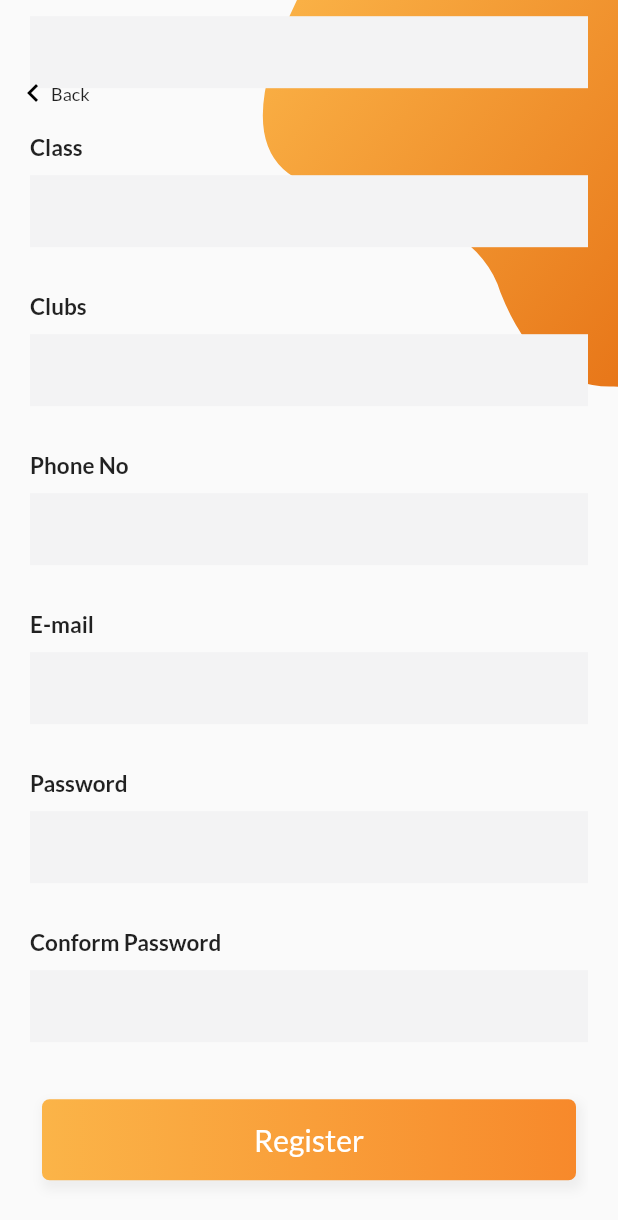
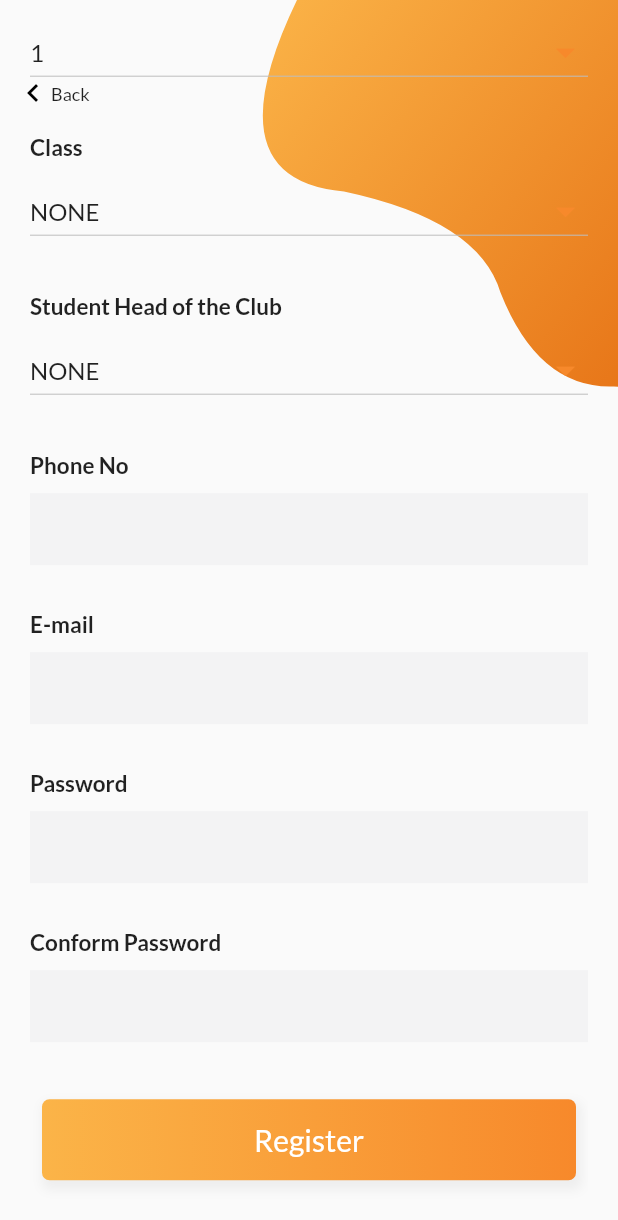
Before and after one commit to theAldrin/College_Event_Request_Manager, a Flutter app: the Student_registration screen opened directly, scrolled down 489 dp, after a tap on "Register", on a phone screen of 412 x 824 dp. Shown: the top 1220 px of the screen. Run offline on Flutter 3.47's test engine with Material 2 defaults, Android fonts, the phone set to English and light mode, and no system bars; our stand-ins replace cloud_firestore, firebase_auth, firebase_core, flutter_datetime_picker_bdaya, google_fonts, syncfusion_flutter_calendar; missing offline and left inert: rolling_bottom_bar; accounts and stored records are empty.

Commit message:
Faculty registration,Student registration updated

```diff
--- a/lib/faculty_registration.dart
+++ b/lib/faculty_registration.dart
@@ -312,7 +312,7 @@
                         DropdownButton<String>(
                           isExpanded: true,
                           iconEnabledColor: Color(0xfff7892b),
-                          iconSize: 60,
+                          iconSize: 30,
                           value: department,
                           items: departmentList
                               .map<DropdownMenuItem<String>>((String value) {
@@ -373,7 +373,7 @@
                         DropdownButton<String>(
                           isExpanded: true,
                           iconEnabledColor: Color(0xfff7892b),
-                          iconSize: 60,
+                          iconSize: 30,
                           value: club,
                           items: clubsList
                               .map<DropdownMenuItem<String>>((String value) {
--- a/lib/student_registration.dart
+++ b/lib/student_registration.dart
@@ -146,7 +146,7 @@
               'Department': department,
               'Class': clas,
               'Year': year,
-              'Clubs': clubs,
+              'Clubs': club,
               'Phone No': phoneno,
             });
             showDialog(
@@ -212,17 +212,59 @@
     );
   }
 
-  //String? _selectedOption = 'STUDENT';
+  List<String> clubsList = ['NONE'];
+  void getallClubs() async {
+    final facultyData = await _firestore.collection('Clubs').get();
+    final faculties = facultyData.docs;
+    for (var faculty1 in faculties) {
+      setState(() {
+        clubsList.add(faculty1.data()['Name']);
+      });
+    }
+  }
+
+  List<String> departmentList = ['NONE'];
+  void getallDepartments() async {
+    final facultyData = await _firestore.collection('Departments').get();
+    final faculties = facultyData.docs;
+    for (var faculty1 in faculties) {
+      setState(() {
+        departmentList.add(faculty1.data()['Name']);
+      });
+    }
+  }
+
+  List<String> classList = ['NONE'];
+  void getallClass() async {
+    final facultyData = await _firestore.collection('Venues').get();
+    final faculties = facultyData.docs;
+    for (var faculty1 in faculties) {
+      if (faculty1.data()['Type'] == 'CLASS') {
+        setState(() {
+          classList.add(faculty1.data()['Name']);
+        });
+      }
+    }
+  }
+
+  @override
+  void initState() {
+    super.initState();
+    getallClubs();
+    getallDepartments();
+    getallClass();
+  }
 
   late String email,
       password,
       cnfPassword,
       name,
-      department,
-      year,
-      clas,
-      clubs,
+      department = 'NONE',
+      year = '1',
+      clas = 'NONE',
+      club = 'NONE',
       phoneno;
+  List<String> years = ['1', '2', '3', '4', '5'];
   final _auth = FirebaseAuth.instance;
   @override
   Widget build(BuildContext context) {
@@ -284,14 +326,25 @@
                         SizedBox(
                           height: 10,
                         ),
-                        TextField(
-                            onChanged: (value) {
-                              department = value;
-                            },
-                            decoration: InputDecoration(
-                                border: InputBorder.none,
-                                fillColor: Color(0xfff3f3f4),
-                                filled: true))
+                        DropdownButton<String>(
+                          isExpanded: true,
+                          iconEnabledColor: Color(0xfff7892b),
+                          iconSize: 30,
+                          value: department,
+                          items: departmentList
+                              .map<DropdownMenuItem<String>>((String value) {
+                            return DropdownMenuItem<String>(
+                              value: value,
+                              child: Text(value),
+                            );
+                          }).toList(),
+                          onChanged: (String? newValue) {
+                            // Change function parameter to nullable string
+                            setState(() {
+                              department = newValue!;
+                            });
+                          },
+                        ),
                       ],
                     ),
                   ),
@@ -309,14 +362,25 @@
                         SizedBox(
                           height: 10,
                         ),
-                        TextField(
-                            onChanged: (value) {
-                              year = value;
-                            },
-                            decoration: InputDecoration(
-                                border: InputBorder.none,
-                                fillColor: Color(0xfff3f3f4),
-                                filled: true))
+                        DropdownButton<String>(
+                          isExpanded: true,
+                          iconEnabledColor: Color(0xfff7892b),
+                          iconSize: 30,
+                          value: year,
+                          items: years
+                              .map<DropdownMenuItem<String>>((String value) {
+                            return DropdownMenuItem<String>(
+                              value: value,
+                              child: Text(value),
+                            );
+                          }).toList(),
+                          onChanged: (String? newValue) {
+                            // Change function parameter to nullable string
+                            setState(() {
+                              year = newValue!;
+                            });
+                          },
+                        ),
                       ],
                     ),
                   ),
@@ -334,14 +398,25 @@
                         SizedBox(
                           height: 10,
                         ),
-                        TextField(
-                            onChanged: (value) {
-                              clas = value;
-                            },
-                            decoration: InputDecoration(
-                                border: InputBorder.none,
-                                fillColor: Color(0xfff3f3f4),
-                                filled: true))
+                        DropdownButton<String>(
+                          isExpanded: true,
+                          iconEnabledColor: Color(0xfff7892b),
+                          iconSize: 30,
+                          value: clas,
+                          items: classList
+                              .map<DropdownMenuItem<String>>((String value) {
+                            return DropdownMenuItem<String>(
+                              value: value,
+                              child: Text(value),
+                            );
+                          }).toList(),
+                          onChanged: (String? newValue) {
+                            // Change function parameter to nullable string
+                            setState(() {
+                              clas = newValue!;
+                            });
+                          },
+                        ),
                       ],
                     ),
                   ),
@@ -352,21 +427,32 @@
                       crossAxisAlignment: CrossAxisAlignment.start,
                       children: <Widget>[
                         Text(
-                          'Clubs',
+                          'Student Head of the Club',
                           style: TextStyle(
                               fontWeight: FontWeight.bold, fontSize: 15),
                         ),
                         SizedBox(
                           height: 10,
                         ),
-                        TextField(
-                            onChanged: (value) {
-                              clubs = value;
-                            },
-                            decoration: InputDecoration(
-                                border: InputBorder.none,
-                                fillColor: Color(0xfff3f3f4),
-                                filled: true))
+                        DropdownButton<String>(
+                          isExpanded: true,
+                          iconEnabledColor: Color(0xfff7892b),
+                          iconSize: 30,
+                          value: club,
+                          items: clubsList
+                              .map<DropdownMenuItem<String>>((String value) {
+                            return DropdownMenuItem<String>(
+                              value: value,
+                              child: Text(value),
+                            );
+                          }).toList(),
+                          onChanged: (String? newValue) {
+                            // Change function parameter to nullable string
+                            setState(() {
+                              club = newValue!;
+                            });
+                          },
+                        ),
                       ],
                     ),
                   ),
```
